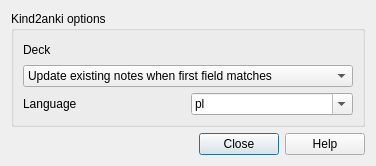
Old version of the form kind2anki/kind2anki_ui.ui in the repository prz3m/kind2anki.
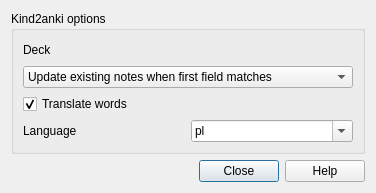
New version of the form.

Commit message: added "Translate words" checkbox

What changed in the file:
```diff
--- a/kind2anki/kind2anki_ui.ui
+++ b/kind2anki/kind2anki_ui.ui
@@ -7,7 +7,7 @@
     <x>0</x>
     <y>0</y>
     <width>376</width>
-    <height>166</height>
+    <height>193</height>
    </rect>
   </property>
   <property name="windowTitle">
@@ -56,6 +56,16 @@
         </item>
        </widget>
       </item>
+      <item>
+       <widget class="QCheckBox" name="doTranslate">
+        <property name="text">
+         <string>Translate words</string>
+        </property>
+        <property name="checked">
+         <bool>true</bool>
+        </property>
+       </widget>
+      </item>
       <item>
        <layout class="QGridLayout" name="gridLayout">
         <item row="1" column="0">
```
The commit also changes 3 other files.
